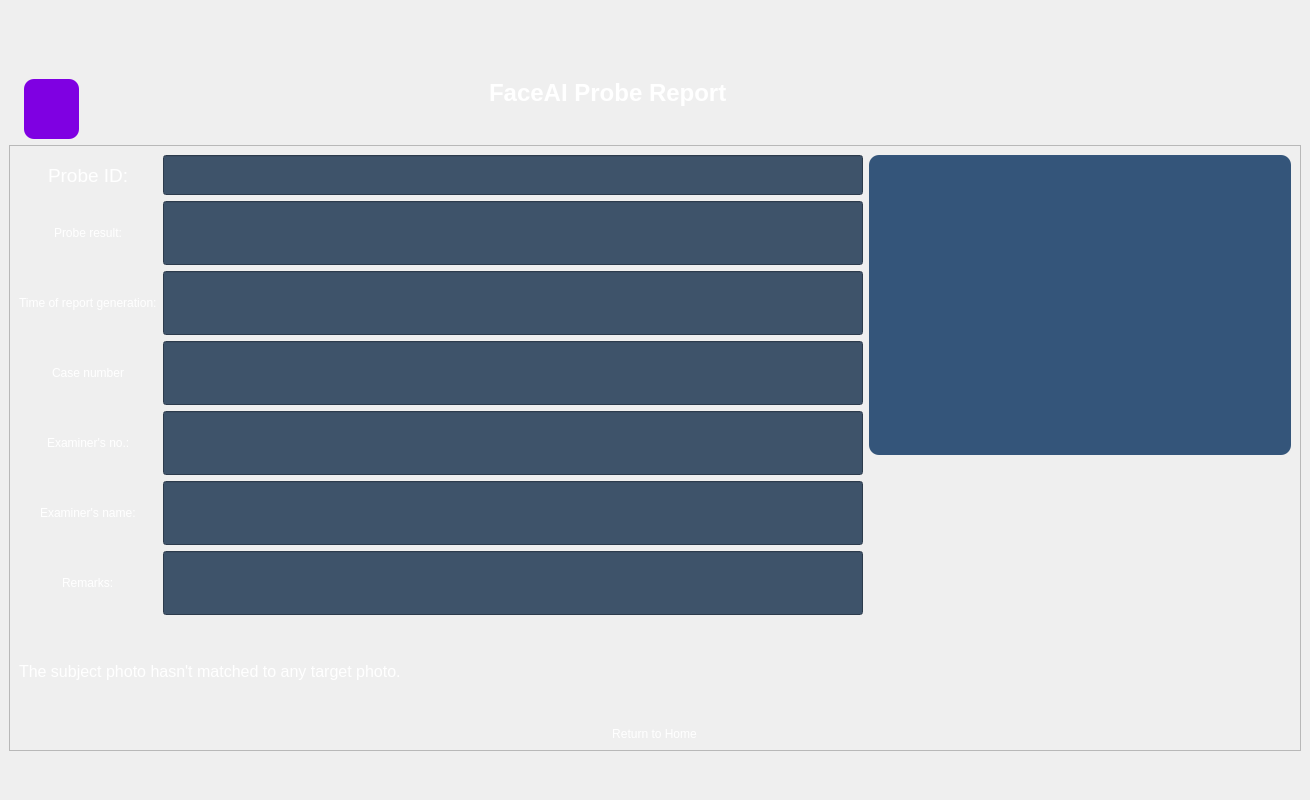
This is UI_Designs/Page_6_Not_Matched.ui in faizan-185/FaceAI as Qt 5 draws it before an edit. The edited form follows.
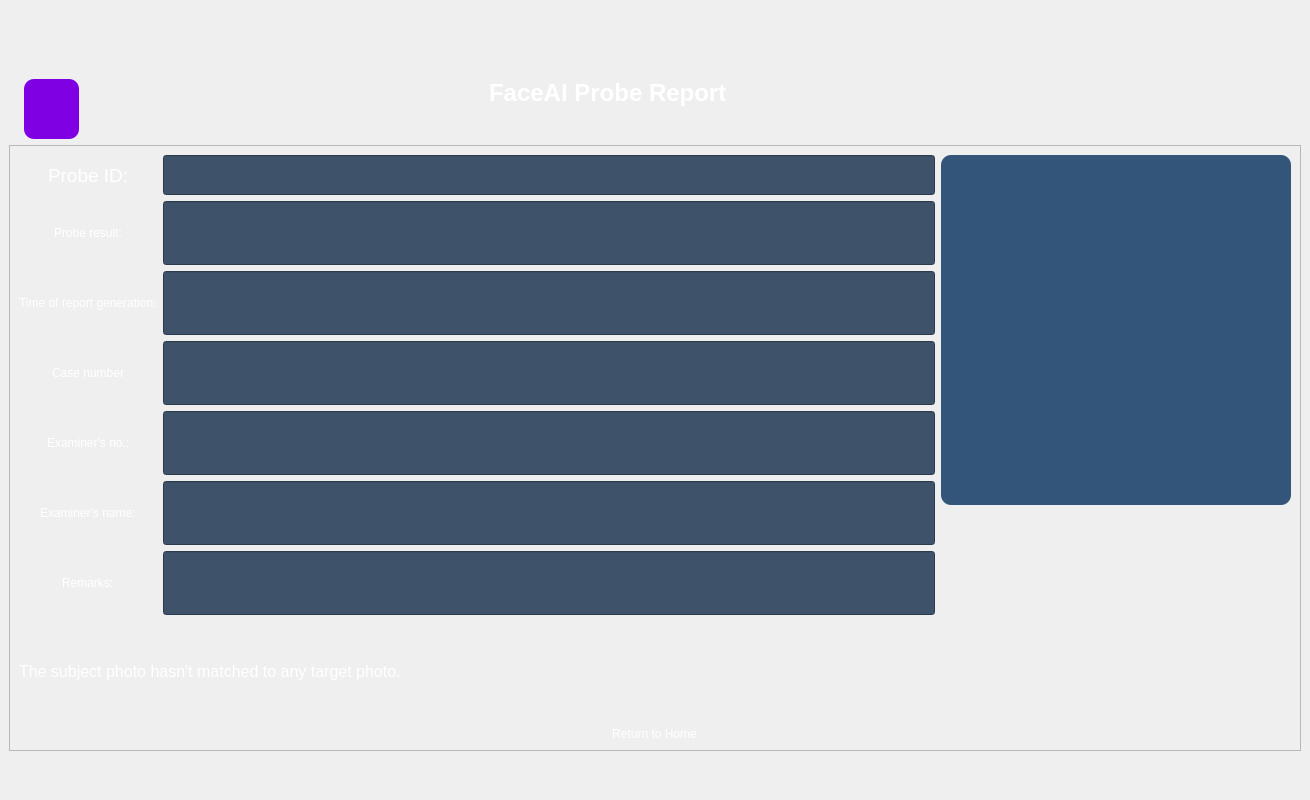
This is the edited form. Icons and pictures are not drawn.

```diff
--- a/UI_Designs/Page_6_Not_Matched.ui
+++ b/UI_Designs/Page_6_Not_Matched.ui
@@ -513,16 +513,22 @@
                <layout class="QVBoxLayout" name="verticalLayout_3" stretch="1,0">
                 <item>
                  <widget class="QLabel" name="label_8">
+                  <property name="sizePolicy">
+                   <sizepolicy hsizetype="Fixed" vsizetype="Fixed">
+                    <horstretch>0</horstretch>
+                    <verstretch>0</verstretch>
+                   </sizepolicy>
+                  </property>
                   <property name="minimumSize">
                    <size>
-                    <width>0</width>
-                    <height>0</height>
+                    <width>350</width>
+                    <height>350</height>
                    </size>
                   </property>
                   <property name="maximumSize">
                    <size>
-                    <width>16777215</width>
-                    <height>300</height>
+                    <width>350</width>
+                    <height>350</height>
                    </size>
                   </property>
                   <property name="styleSheet">
```
Left out of the diff: 1 changed line with no effect on the pictures.
